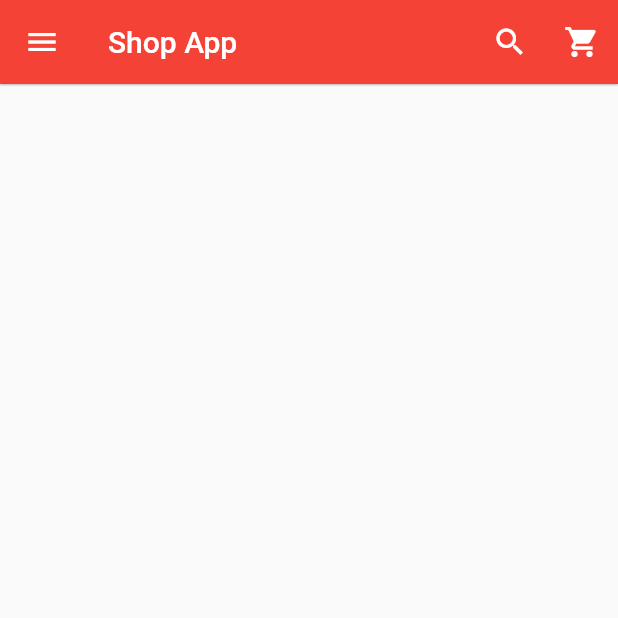
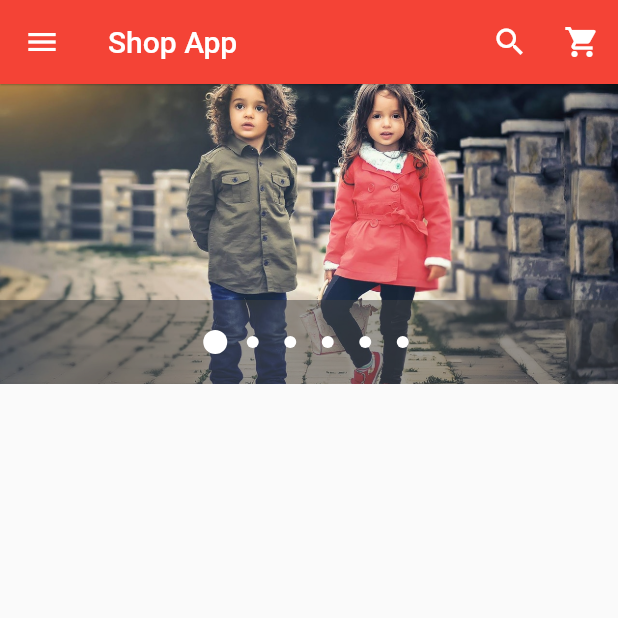
Before and after one commit to sohanzz/flutter_ecommerce, a Flutter app: the screen it shows after launch, on a phone screen of 412 x 824 dp, the top half of it. Run offline on Flutter 3.47's test engine with Material 2 defaults, Android fonts, the phone set to English and light mode, and no system bars; drawn by our look-alikes of carousel_pro.

Commit message:
Home screen carousel

```diff
--- a/lib/main.dart
+++ b/lib/main.dart
@@ -1,4 +1,5 @@
 import 'package:flutter/material.dart';
+import 'package:carousel_pro/carousel_pro.dart';
 
 void main() {
   runApp(MaterialApp(
@@ -15,6 +16,27 @@ class HomePage extends StatefulWidget {
 class _HomePageState extends State<HomePage> {
   @override
   Widget build(BuildContext context) {
+
+
+  Widget image_carousel = new Container(
+    height: 200,
+    child: new Carousel(
+      boxFit: BoxFit.cover,
+      images: [
+        AssetImage('images/c1.jpg'),
+        AssetImage('images/m1.jpeg'),
+        AssetImage('images/m2.jpg'),
+        AssetImage('images/w1.jpeg'),
+        AssetImage('images/w3.jpeg'),
+        AssetImage('images/w4.jpeg'),
+      ],
+      autoplay: true,
+      animationCurve: Curves.fastOutSlowIn,
+      animationDuration: Duration(milliseconds:  1000),
+    ),
+  );
+
+
     return Scaffold(
       appBar: new AppBar(
         elevation: 0.5,
@@ -120,6 +142,12 @@ class _HomePageState extends State<HomePage> {
           ],
         ),
       ),
+
+      body: new ListView(
+        children: <Widget>[
+          image_carousel
+        ],
+      ),
     );
   }
 }
--- a/pubspec.yaml
+++ b/pubspec.yaml
@@ -19,6 +19,7 @@ environment:
 dependencies:
   flutter:
     sdk: flutter
+  carousel_pro: ^1.0.0
 
   # The following adds the Cupertino Icons font to your application.
   # Use with the CupertinoIcons class for iOS style icons.
@@ -44,6 +45,8 @@ flutter:
   # assets:
   #  - images/a_dot_burr.jpeg
   #  - images/a_dot_ham.jpeg
+  assets:
+    - images/
 
   # An image asset can refer to one or more resolution-specific "variants", see
   # https://flutter.dev/assets-and-images/#resolution-aware.
```
Also changed, not shown: pubspec.lock.
